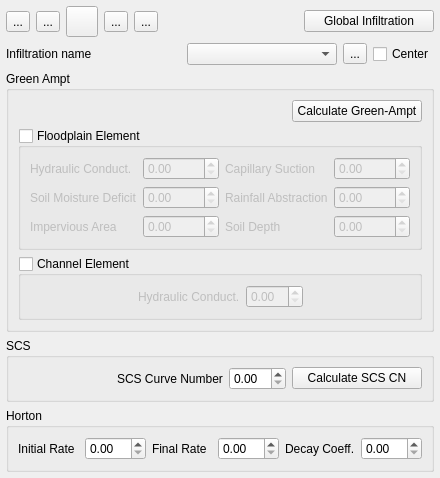
Qt form flo2d/ui/infil_editor.ui (FLO-2DSoftware/qgis-flo-2d-plugin) before a commit.
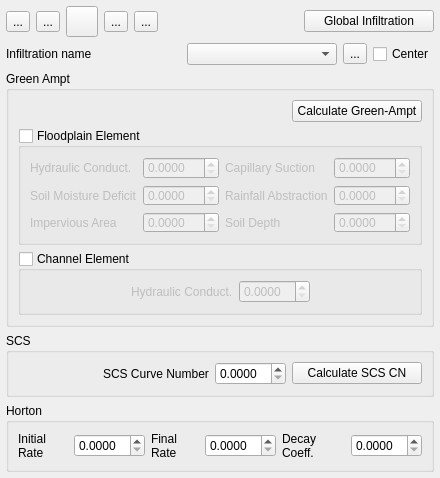
The same form after that commit. Icons and pictures are not drawn.

Commit message: Horton variables written with 4 decimals in INFIL.DAT

What changed in the file:
```diff
--- a/flo2d/ui/infil_editor.ui
+++ b/flo2d/ui/infil_editor.ui
@@ -300,13 +300,25 @@
           </widget>
          </item>
          <item row="0" column="3">
-          <widget class="QDoubleSpinBox" name="spin_soils"/>
+          <widget class="QDoubleSpinBox" name="spin_soils">
+           <property name="decimals">
+            <number>4</number>
+           </property>
+          </widget>
          </item>
          <item row="1" column="1">
-          <widget class="QDoubleSpinBox" name="spin_dtheta"/>
+          <widget class="QDoubleSpinBox" name="spin_dtheta">
+           <property name="decimals">
+            <number>4</number>
+           </property>
+          </widget>
          </item>
          <item row="0" column="1">
-          <widget class="QDoubleSpinBox" name="spin_hydc"/>
+          <widget class="QDoubleSpinBox" name="spin_hydc">
+           <property name="decimals">
+            <number>4</number>
+           </property>
+          </widget>
          </item>
          <item row="0" column="2">
           <widget class="QLabel" name="label_3">
@@ -319,7 +331,11 @@
           </widget>
          </item>
          <item row="1" column="3">
-          <widget class="QDoubleSpinBox" name="spin_abstrinf"/>
+          <widget class="QDoubleSpinBox" name="spin_abstrinf">
+           <property name="decimals">
+            <number>4</number>
+           </property>
+          </widget>
          </item>
          <item row="0" column="0">
           <widget class="QLabel" name="label_2">
@@ -352,7 +368,11 @@
           </widget>
          </item>
          <item row="2" column="1">
-          <widget class="QDoubleSpinBox" name="spin_rtimpf"/>
+          <widget class="QDoubleSpinBox" name="spin_rtimpf">
+           <property name="decimals">
+            <number>4</number>
+           </property>
+          </widget>
          </item>
          <item row="2" column="2">
           <widget class="QLabel" name="label_7">
@@ -365,7 +385,11 @@
           </widget>
          </item>
          <item row="2" column="3">
-          <widget class="QDoubleSpinBox" name="spin_soil_depth"/>
+          <widget class="QDoubleSpinBox" name="spin_soil_depth">
+           <property name="decimals">
+            <number>4</number>
+           </property>
+          </widget>
          </item>
         </layout>
        </widget>
@@ -393,7 +417,11 @@
           </widget>
          </item>
          <item row="0" column="2">
-          <widget class="QDoubleSpinBox" name="spin_hydconch"/>
+          <widget class="QDoubleSpinBox" name="spin_hydconch">
+           <property name="decimals">
+            <number>4</number>
+           </property>
+          </widget>
          </item>
          <item row="0" column="3">
           <spacer name="horizontalSpacer_3">
@@ -444,7 +472,11 @@
        </widget>
       </item>
       <item row="1" column="2">
-       <widget class="QDoubleSpinBox" name="spin_scsn"/>
+       <widget class="QDoubleSpinBox" name="spin_scsn">
+        <property name="decimals">
+         <number>4</number>
+        </property>
+       </widget>
       </item>
       <item row="1" column="0">
        <spacer name="horizontalSpacer_5">
@@ -518,13 +550,25 @@
        </widget>
       </item>
       <item row="0" column="1">
-       <widget class="QDoubleSpinBox" name="spin_fhorti"/>
+       <widget class="QDoubleSpinBox" name="spin_fhorti">
+        <property name="decimals">
+         <number>4</number>
+        </property>
+       </widget>
       </item>
       <item row="0" column="3">
-       <widget class="QDoubleSpinBox" name="spin_fhortf"/>
+       <widget class="QDoubleSpinBox" name="spin_fhortf">
+        <property name="decimals">
+         <number>4</number>
+        </property>
+       </widget>
       </item>
       <item row="0" column="5">
-       <widget class="QDoubleSpinBox" name="spin_deca"/>
+       <widget class="QDoubleSpinBox" name="spin_deca">
+        <property name="decimals">
+         <number>4</number>
+        </property>
+       </widget>
       </item>
      </layout>
     </widget>
```
Left out of the diff: 11 changed lines with no effect on the pictures. The commit also changes 2 other files.
